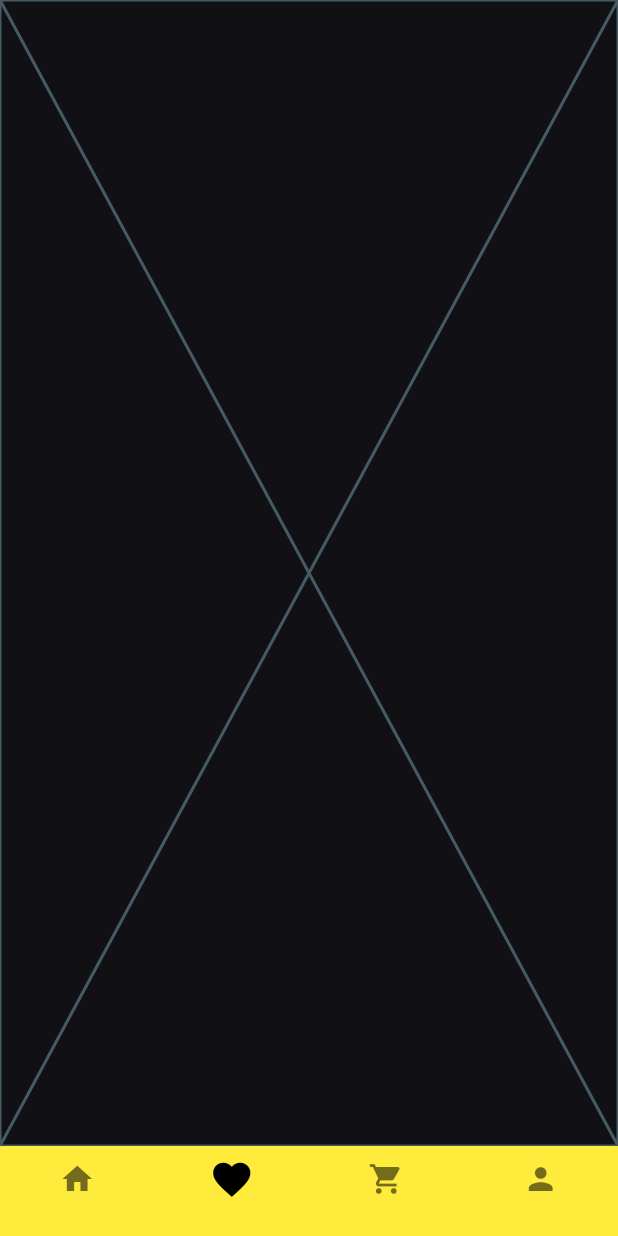
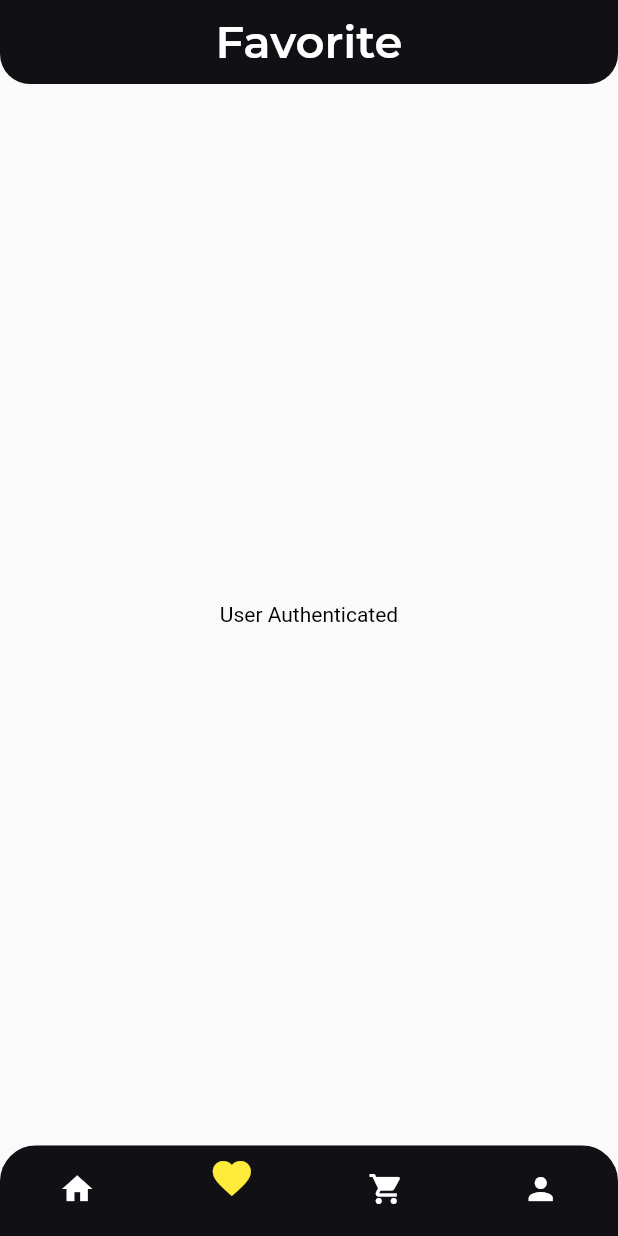
Before and after one commit to MMS0409/techno_world, a Flutter app: the screen it shows once a user with an empty profile is signed in, item 2 of the bottom bar chosen, on a phone screen of 412 x 824 dp. Run offline on Flutter 3.47's test engine with Material 2 defaults, Android fonts, the phone set to English and light mode, and no system bars; our stand-ins replace firebase_auth, firebase_core, flutter_screenutil, zoom_tap_animation; accounts and stored records are empty; network calls fail; statements that could not run were skipped; project files that could hold a hidden picture were left out.

Commit message:
added bottom navigator

```diff
--- a/lib/splash/splash_screen.dart
+++ b/lib/splash/splash_screen.dart
@@ -1,5 +1,6 @@
 import 'package:flutter/material.dart';
 import 'package:flutter_screenutil/flutter_screenutil.dart';
+import 'package:techno_world/utils/colors/app_colors.dart';
 import 'package:techno_world/utils/images/app_images.dart';
 
 import '../app/app.dart';
@@ -36,6 +37,7 @@ class _SplashScreenState extends State<SplashScreen> {
   @override
   Widget build(BuildContext context) {
     return Scaffold(
+      backgroundColor: AppColors.c_111015,
       body: Padding(
         padding: EdgeInsets.all(10.r),
         child: Center(
--- a/lib/ui/auth/widgets/global_button.dart
+++ b/lib/ui/auth/widgets/global_button.dart
@@ -17,6 +17,7 @@ class GlobalButton extends StatelessWidget {
       child: Container(
         height: 50.h,
         decoration: BoxDecoration(
+          border: Border.all(color: Colors.black,width: 2),
           borderRadius: BorderRadius.circular(10.sp),
           color: Colors.yellow,
         ),
--- a/lib/ui/auth/widgets/global_text_fields.dart
+++ b/lib/ui/auth/widgets/global_text_fields.dart
@@ -45,6 +45,9 @@ class GlobalTextField extends StatelessWidget {
             fontFamily: "Montserrat"),
         enabledBorder: OutlineInputBorder(
           borderRadius: BorderRadius.circular(10.r),
+          borderSide: const BorderSide(
+            color: Colors.grey,
+          )
         ),
         disabledBorder: OutlineInputBorder(
           borderRadius: BorderRadius.circular(10.r),
@@ -57,7 +60,7 @@ class GlobalTextField extends StatelessWidget {
           borderRadius: BorderRadius.circular(10.r),
           borderSide: BorderSide(
             width: 1,
-            color: AppColors.white,
+            color: AppColors.c_111015,
           ),
         ),
         errorBorder: OutlineInputBorder(
--- a/lib/ui/auth/widgets/loginWith.dart
+++ b/lib/ui/auth/widgets/loginWith.dart
@@ -15,7 +15,7 @@ class LoginWith extends StatelessWidget {
         height: 50.h,
         width: 150.w,
         decoration: BoxDecoration(
-            color: Colors.white,
+            color: Colors.black,
             borderRadius: BorderRadius.circular(10.r)
         ),
         child: Padding(
@@ -27,7 +27,7 @@ class LoginWith extends StatelessWidget {
               Text(title, style: TextStyle(
                   fontSize: 20.sp,
                   fontWeight: FontWeight.w600,
-                  color: Colors.black,
+                  color: Colors.white,
                   fontFamily: "Montserrat"),),
             ],
           ),
--- a/lib/ui/favorite/favorite_screen.dart
+++ b/lib/ui/favorite/favorite_screen.dart
@@ -5,6 +5,19 @@ class FavoriteScreen extends StatelessWidget {
 
   @override
   Widget build(BuildContext context) {
-    return const Placeholder();
+    return Scaffold(
+        appBar: AppBar(
+          title: const Text('Favorite'),
+        ),
+        body: const Center(
+          child: Column(
+            mainAxisAlignment: MainAxisAlignment.center,
+            children: [
+              Center(
+                child: Text("User Authenticated",style: TextStyle(color: Colors.black),),
+              ),
+            ],
+          ),
+        ));
   }
 }
--- a/lib/ui/tab/tab_box.dart
+++ b/lib/ui/tab/tab_box.dart
@@ -2,6 +2,7 @@ import 'package:flutter/material.dart';
 import 'package:techno_world/ui/basket/basket_screen.dart';
 import 'package:techno_world/ui/favorite/favorite_screen.dart';
 import 'package:techno_world/ui/profile/profile_screen.dart';
+import 'package:techno_world/utils/colors/app_colors.dart';
 import '../home/home_screen.dart';
 
 class TabBox extends StatefulWidget {
@@ -25,25 +26,33 @@ class _TabBoxState extends State<TabBox> {
     super.initState();
   }
 
+  void _onItemTapped(int index) {
+    setState(() {
+      currentTabIndex = index;
+    });
+  }
+
   @override
   Widget build(BuildContext context) {
     return Scaffold(
       body: screens[currentTabIndex],
-      bottomNavigationBar: BottomNavigationBar(
-        currentIndex: currentTabIndex,
-        onTap: (index){
-          setState(() {
-            currentTabIndex = index;
-          });
-        },
-        type: BottomNavigationBarType.fixed,
-        items: const [
-          BottomNavigationBarItem(icon: Icon(Icons.home),label: ''),
-          BottomNavigationBarItem(icon: Icon(Icons.favorite),label: ''),
-          BottomNavigationBarItem(icon: Icon(Icons.shopping_cart),label: ''),
-          BottomNavigationBarItem(icon: Icon(Icons.person),label: ''),
-        ],
-      ),
+      bottomNavigationBar: ClipRRect(
+        borderRadius: const BorderRadius.only(
+          topRight: Radius.circular(24),
+          topLeft: Radius.circular(24),
+        ),
+        child: BottomNavigationBar(
+          backgroundColor: AppColors.c_111015,
+          items: const [
+            BottomNavigationBarItem(icon: Icon(Icons.home), label: '',),
+            BottomNavigationBarItem(icon: Icon(Icons.favorite), label: '',),
+            BottomNavigationBarItem(icon: Icon(Icons.shopping_cart), label: '',),
+            BottomNavigationBarItem(icon: Icon(Icons.person), label: '',),
+          ],
+          currentIndex: currentTabIndex,
+          onTap: _onItemTapped,
+        ),
+      )
     );
   }
 }
--- a/lib/utils/theme.dart
+++ b/lib/utils/theme.dart
@@ -15,19 +15,23 @@ class AppTheme {
   );
 
   static ThemeData myTheme = ThemeData(
-    scaffoldBackgroundColor: AppColors.c_111015,
-    bottomNavigationBarTheme: const BottomNavigationBarThemeData(
+    bottomNavigationBarTheme: BottomNavigationBarThemeData(
       type: BottomNavigationBarType.fixed,
-      selectedIconTheme: IconThemeData(
-        size: 30
-      ),
-      backgroundColor: Colors.yellow,
-      selectedItemColor: Colors.black,
-      unselectedItemColor: Colors.black54,
+      selectedIconTheme: IconThemeData(size: 30.sp),
+      backgroundColor: AppColors.c_111015,
+      selectedItemColor: Colors.yellow,
+      unselectedItemColor: Colors.white,
+      showSelectedLabels: true,
+      showUnselectedLabels: false,
+      selectedLabelStyle: const TextStyle(color: Colors.white)
     ),
     appBarTheme: AppBarTheme(
+      shape: const RoundedRectangleBorder(
+        borderRadius: BorderRadius.only(bottomRight: Radius.circular(20),bottomLeft: Radius.circular(20))
+      ),
       centerTitle: true,
       titleTextStyle: const TextStyle(
+        fontSize: 30,
       fontWeight: FontWeight.w600,
       color: Colors.white,
       fontFamily: "Montserrat"
```
Also changed, not shown: lib/ui/auth/auth_screen.dart (+35 -15 lines), lib/ui/basket/basket_screen.dart (+14 -1 lines), lib/ui/home/home_screen.dart (+6 -12 lines), lib/ui/profile/profile_screen.dart (+17 -1 lines).
